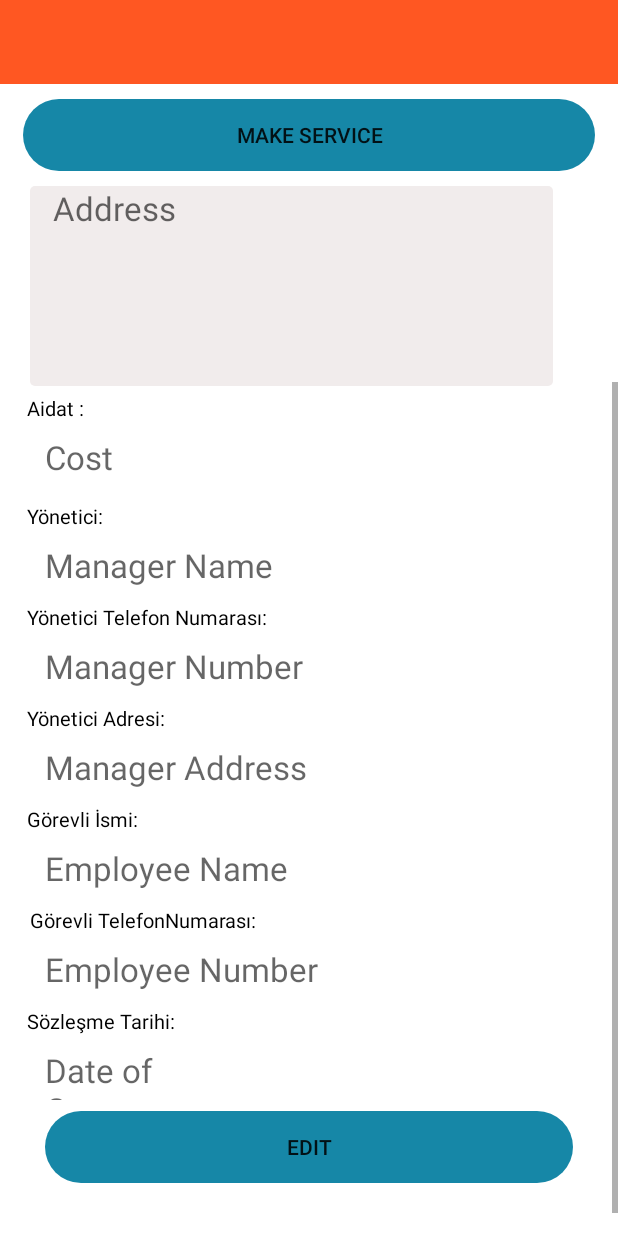
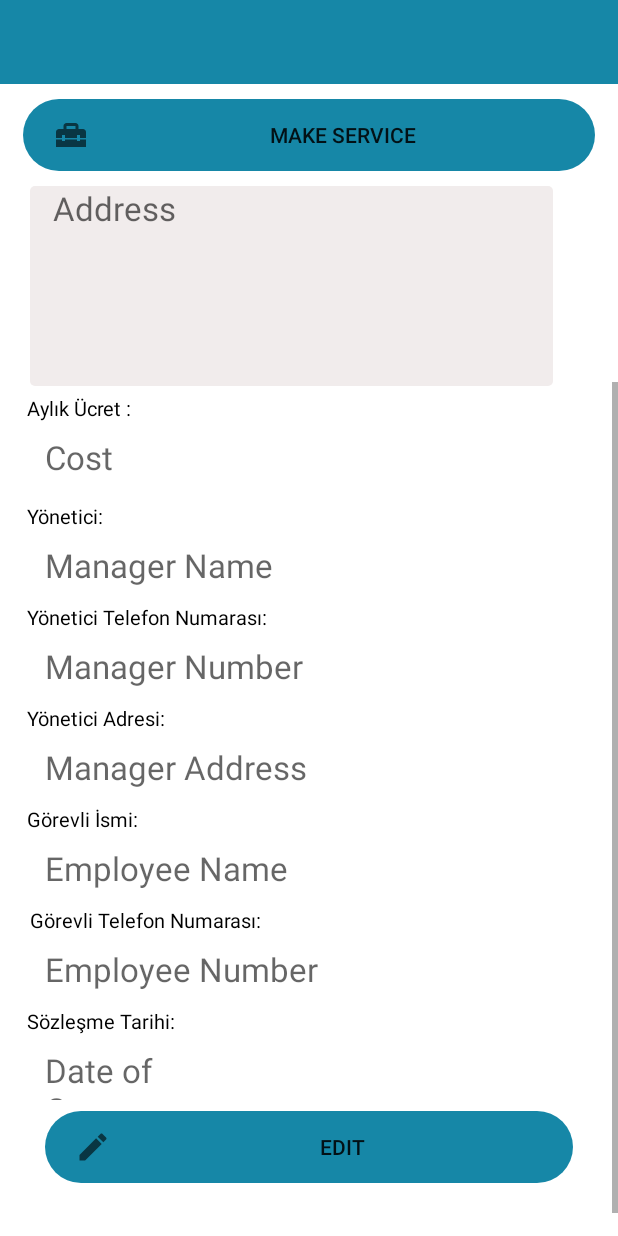
Before and after one commit to grs21/Supervisor, an Android app: the layout activity_admin_build_detail.xml on its own in the app's theme, with its tools: preview values and no code run, scrolled down 176 dp, on a phone screen of 412 x 824 dp. Run offline under Robolectric (Android 15) with nearby library versions, the phone set to English and light mode, and no system bars; Roboto replaces fonts that are not available here.

Commit message:
buildDetailDesign

```diff
--- a/app/src/main/java/com/grs21/supervisor/activity/ServiceActivity.java
+++ b/app/src/main/java/com/grs21/supervisor/activity/ServiceActivity.java
@@ -150,7 +150,7 @@ public class ServiceActivity extends AppCompatActivity implements View.OnClickLi
                                 service.setMachineRoom(machineRoomBoolean);
                                 service.setElevatorUp(elevatorUpBoolean);
                                 service.setDate(dateString);
-                                service.setEmployee(user.getEmail());
+                                service.setEmployee(currentUser.getFullName());
                                 service.setCost(cost.getText().toString().trim()+"TL");
                                 DocumentReference docRef = fireStore.collection(company)
                                         .document(apartment.getUuid());
--- a/app/src/main/res/drawable/alert_dialog_background.xml
+++ b/app/src/main/res/drawable/alert_dialog_background.xml
@@ -8,5 +8,5 @@
         android:bottomRightRadius="16dp"
         android:topLeftRadius="18dp"
         android:topRightRadius="18dp" />
-    <solid android:color="@color/orange" />
+    <solid android:color="#d3e0ea" />
 </shape>
--- a/app/src/main/res/drawable/custom_edittext.xml
+++ b/app/src/main/res/drawable/custom_edittext.xml
@@ -3,9 +3,10 @@
 
     <item android:state_enabled="true" >
         <shape android:shape="rectangle">
-            <solid android:color="@color/zxing_transparent"/>
+            <solid android:color="#A4FFFFFF"/>
             <corners android:radius="10dp"/>
-            <stroke android:color="#1687a7" android:width="1dp"/>
+            <stroke android:color="#1687a7" android:width="2dp"/>
+
 
         </shape>
     </item>
--- /dev/null
+++ b/app/src/main/res/drawable/ic_edit.xml
@@ -0,0 +1,10 @@
+<vector xmlns:android="http://schemas.android.com/apk/res/android"
+    android:width="24dp"
+    android:height="24dp"
+    android:viewportWidth="24"
+    android:viewportHeight="24"
+    android:tint="?attr/colorControlNormal">
+  <path
+      android:fillColor="@android:color/white"
+      android:pathData="M3,17.25V21h3.75L17.81,9.94l-3.75,-3.75L3,17.25zM20.71,7.04c0.39,-0.39 0.39,-1.02 0,-1.41l-2.34,-2.34c-0.39,-0.39 -1.02,-0.39 -1.41,0l-1.83,1.83 3.75,3.75 1.83,-1.83z"/>
+</vector>
--- a/app/src/main/res/layout/activity_admin_build_detail.xml
+++ b/app/src/main/res/layout/activity_admin_build_detail.xml
@@ -11,7 +11,8 @@
      android:id="@+id/toolbarBuildDetail"
      android:layout_width="match_parent"
      android:layout_height="wrap_content"
-     android:background="#FF5722"
+     android:background="#1687a7"
+     app:titleMarginStart="15dp"
      />
 
  <androidx.appcompat.widget.AppCompatButton
@@ -21,8 +22,11 @@
      android:layout_marginStart="15dp"
      android:layout_marginTop="10dp"
      android:layout_marginEnd="15dp"
+     android:background="@drawable/button_background"
+     android:drawableStart="@drawable/ic_service"
+     android:paddingStart="20dp"
      android:text="@string/make_service"
-     android:background="@drawable/button_background"/>
+     />
 
  <ScrollView
      android:layout_width="match_parent"
@@ -104,7 +108,7 @@
        android:id="@+id/textAdminCost"
        android:layout_width="wrap_content"
        android:layout_height="wrap_content"
-       android:text="Aidat :"
+       android:text="Aylık Ücret :"
        android:layout_below="@+id/textViewBuildDetailBuildAddress"
        android:textSize="13sp"
        android:layout_marginTop="5dp"
@@ -227,7 +231,7 @@
        android:id="@+id/textAdminEmployeeNumber"
        android:layout_width="wrap_content"
        android:layout_height="wrap_content"
-       android:text="Görevli TelefonNumarası:"
+       android:text="Görevli Telefon Numarası:"
        android:layout_below="@+id/textViewBuildDetailEmployeeName"
        android:textSize="13sp"
        android:layout_marginTop="5dp"
@@ -284,6 +288,10 @@
        android:layout_marginBottom="10dp"
        android:layout_marginEnd="20dp"
        android:layout_marginStart="20dp"
+       android:drawableStart="@drawable/ic_edit"
+       android:paddingStart="20dp"
+
+
        />
   </RelativeLayout>
  </ScrollView>
--- a/app/src/main/res/layout/alert_dialog_admin_service_detail.xml
+++ b/app/src/main/res/layout/alert_dialog_admin_service_detail.xml
@@ -15,6 +15,7 @@
             android:layout_centerHorizontal="true"
             android:layout_marginTop="15dp"
             android:padding="4dp"
+            android:textColor="@color/black"
             />
 
         <TextView
--- a/app/src/main/res/layout/alert_dialog_enter_mail.xml
+++ b/app/src/main/res/layout/alert_dialog_enter_mail.xml
@@ -21,7 +21,7 @@
         android:hint="Mail Adresi"
         android:textSize="18sp"
         android:paddingStart="8dp"
-        android:background="@drawable/text_background"
+        android:background="@drawable/custom_edittext"
         android:layout_marginTop="15dp"
         />
     <Button
--- a/app/src/main/res/layout/alert_dialog_service.xml
+++ b/app/src/main/res/layout/alert_dialog_service.xml
@@ -16,6 +16,9 @@
         android:hint="Alınan ücreti giriniz"
         android:layout_marginEnd="50dp"
         android:maxLength="4"
+        android:background="@drawable/custom_edittext"
+        android:padding="7dp"
+        android:layout_marginTop="3dp"
 
         />
     <TextView
--- a/app/src/main/res/values/strings.xml
+++ b/app/src/main/res/values/strings.xml
@@ -1,6 +1,6 @@
 <resources>
     <string name="app_name">Supervisor</string>
-    <string name="sing_in">sıng ın</string>
+    <string name="sign_in" translatable="false">sıgn ın</string>
     <string name="user_name">User name</string>
     <string name="e_mail">E-mail</string>
     <string name="password">Password</string>
```
Also changed, not shown: app/src/main/res/layout/activity_login.xml (+10 -7 lines), app/src/main/res/layout/activity_user_build_detail.xml (+5 -2 lines), 1 other file.
